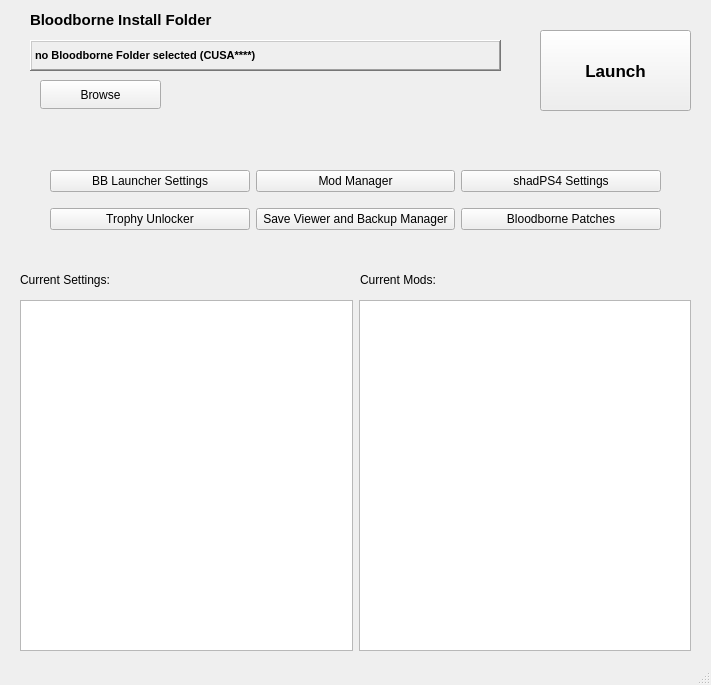
The window that modules/bblauncher.ui (rainmakerv3/BB_Launcher) describes before a commit, drawn with Qt 5.
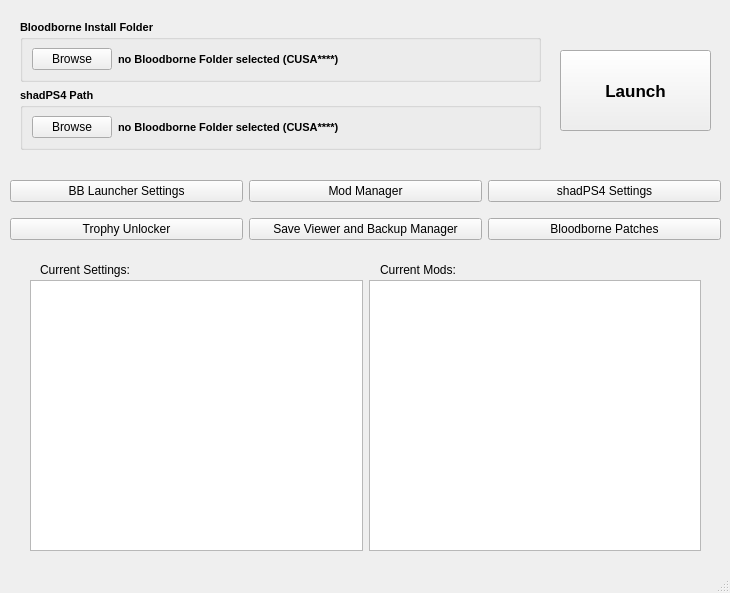
The same window after the commit.

Commit message:
Allow Linux users to reselect shad install path
nother fixup

```diff
--- a/modules/bblauncher.ui
+++ b/modules/bblauncher.ui
@@ -9,8 +9,8 @@
    <rect>
     <x>0</x>
     <y>0</y>
-    <width>711</width>
-    <height>685</height>
+    <width>730</width>
+    <height>593</height>
    </rect>
   </property>
   <property name="sizePolicy">
@@ -23,58 +23,11 @@
    <string>Bloodborne shadPS4 Launcher</string>
   </property>
   <widget class="QWidget" name="centralwidget">
-   <widget class="QLabel" name="ExeLabel">
-    <property name="geometry">
-     <rect>
-      <x>30</x>
-      <y>40</y>
-      <width>471</width>
-      <height>31</height>
-     </rect>
-    </property>
-    <property name="font">
-     <font>
-      <pointsize>8</pointsize>
-      <bold>true</bold>
-     </font>
-    </property>
-    <property name="layoutDirection">
-     <enum>Qt::LayoutDirection::LeftToRight</enum>
-    </property>
-    <property name="frameShape">
-     <enum>QFrame::Shape::WinPanel</enum>
-    </property>
-    <property name="frameShadow">
-     <enum>QFrame::Shadow::Raised</enum>
-    </property>
-    <property name="text">
-     <string>no Bloodborne Folder selected (CUSA****)</string>
-    </property>
-    <property name="alignment">
-     <set>Qt::AlignmentFlag::AlignLeading|Qt::AlignmentFlag::AlignLeft|Qt::AlignmentFlag::AlignVCenter</set>
-    </property>
-    <property name="wordWrap">
-     <bool>false</bool>
-    </property>
-   </widget>
-   <widget class="QPushButton" name="ExeSelectButton">
-    <property name="geometry">
-     <rect>
-      <x>40</x>
-      <y>80</y>
-      <width>121</width>
-      <height>29</height>
-     </rect>
-    </property>
-    <property name="text">
-     <string>Browse</string>
-    </property>
-   </widget>
    <widget class="QPushButton" name="LaunchButton">
     <property name="geometry">
      <rect>
-      <x>540</x>
-      <y>30</y>
+      <x>560</x>
+      <y>50</y>
       <width>151</width>
       <height>81</height>
      </rect>
@@ -92,8 +45,8 @@
    <widget class="QLabel" name="label">
     <property name="geometry">
      <rect>
-      <x>20</x>
-      <y>270</y>
+      <x>40</x>
+      <y>260</y>
       <width>131</width>
       <height>20</height>
      </rect>
@@ -105,8 +58,8 @@
    <widget class="QLabel" name="label_2">
     <property name="geometry">
      <rect>
-      <x>360</x>
-      <y>270</y>
+      <x>380</x>
+      <y>260</y>
       <width>131</width>
       <height>20</height>
      </rect>
@@ -118,10 +71,10 @@
    <widget class="QWidget" name="horizontalLayoutWidget_2">
     <property name="geometry">
      <rect>
-      <x>20</x>
-      <y>300</y>
+      <x>30</x>
+      <y>280</y>
       <width>671</width>
-      <height>351</height>
+      <height>271</height>
      </rect>
     </property>
     <layout class="QHBoxLayout" name="horizontalLayout_2">
@@ -175,9 +128,9 @@
    <widget class="QWidget" name="verticalLayoutWidget">
     <property name="geometry">
      <rect>
-      <x>50</x>
-      <y>160</y>
-      <width>611</width>
+      <x>10</x>
+      <y>170</y>
+      <width>711</width>
       <height>81</height>
      </rect>
     </property>
@@ -234,24 +187,175 @@
      </item>
     </layout>
    </widget>
-   <widget class="QLabel" name="InstallFolderLabel">
+   <widget class="QWidget" name="verticalLayoutWidget_2">
     <property name="geometry">
      <rect>
-      <x>30</x>
+      <x>20</x>
       <y>10</y>
-      <width>271</width>
-      <height>20</height>
+      <width>521</width>
+      <height>151</height>
      </rect>
     </property>
-    <property name="font">
-     <font>
-      <pointsize>11</pointsize>
-      <bold>true</bold>
-     </font>
-    </property>
-    <property name="text">
-     <string>Bloodborne Install Folder</string>
-    </property>
+    <layout class="QVBoxLayout" name="verticalLayout_2">
+     <item>
+      <spacer name="verticalSpacer">
+       <property name="orientation">
+        <enum>Qt::Vertical</enum>
+       </property>
+       <property name="sizeHint" stdset="0">
+        <size>
+         <width>20</width>
+         <height>40</height>
+        </size>
+       </property>
+      </spacer>
+     </item>
+     <item>
+      <layout class="QHBoxLayout" name="horizontalLayout_3">
+       <item>
+        <widget class="QGroupBox" name="BBInstallGroupBox">
+         <property name="sizePolicy">
+          <sizepolicy hsizetype="Preferred" vsizetype="Preferred">
+           <horstretch>0</horstretch>
+           <verstretch>0</verstretch>
+          </sizepolicy>
+         </property>
+         <property name="font">
+          <font>
+           <pointsize>8</pointsize>
+           <bold>true</bold>
+          </font>
+         </property>
+         <property name="title">
+          <string>Bloodborne Install Folder</string>
+         </property>
+         <layout class="QHBoxLayout" name="horizontalLayout_5">
+          <item>
+           <widget class="QPushButton" name="ExeSelectButton">
+            <property name="sizePolicy">
+             <sizepolicy hsizetype="Fixed" vsizetype="Fixed">
+              <horstretch>0</horstretch>
+              <verstretch>0</verstretch>
+             </sizepolicy>
+            </property>
+            <property name="font">
+             <font>
+              <pointsize>9</pointsize>
+              <bold>false</bold>
+             </font>
+            </property>
+            <property name="text">
+             <string>Browse</string>
+            </property>
+           </widget>
+          </item>
+          <item>
+           <widget class="QLabel" name="ExeLabel">
+            <property name="font">
+             <font>
+              <pointsize>8</pointsize>
+              <bold>true</bold>
+             </font>
+            </property>
+            <property name="layoutDirection">
+             <enum>Qt::LeftToRight</enum>
+            </property>
+            <property name="frameShape">
+             <enum>QFrame::NoFrame</enum>
+            </property>
+            <property name="text">
+             <string>no Bloodborne Folder selected (CUSA****)</string>
+            </property>
+            <property name="wordWrap">
+             <bool>false</bool>
+            </property>
+           </widget>
+          </item>
+         </layout>
+        </widget>
+       </item>
+      </layout>
+     </item>
+     <item>
+      <layout class="QHBoxLayout" name="horizontalLayout_6">
+       <item>
+        <widget class="QGroupBox" name="ShadInstallGroupBox">
+         <property name="sizePolicy">
+          <sizepolicy hsizetype="Preferred" vsizetype="Preferred">
+           <horstretch>0</horstretch>
+           <verstretch>0</verstretch>
+          </sizepolicy>
+         </property>
+         <property name="font">
+          <font>
+           <pointsize>8</pointsize>
+           <bold>true</bold>
+          </font>
+         </property>
+         <property name="title">
+          <string>shadPS4 Path</string>
+         </property>
+         <layout class="QHBoxLayout" name="horizontalLayout_7">
+          <item>
+           <widget class="QPushButton" name="ShadSelectButton">
+            <property name="sizePolicy">
+             <sizepolicy hsizetype="Fixed" vsizetype="Fixed">
+              <horstretch>0</horstretch>
+              <verstretch>0</verstretch>
+             </sizepolicy>
+            </property>
+            <property name="font">
+             <font>
+              <pointsize>9</pointsize>
+              <bold>false</bold>
+             </font>
+            </property>
+            <property name="text">
+             <string>Browse</string>
+            </property>
+           </widget>
+          </item>
+          <item>
+           <widget class="QLabel" name="ShadLabel">
+            <property name="font">
+             <font>
+              <pointsize>8</pointsize>
+              <bold>true</bold>
+             </font>
+            </property>
+            <property name="layoutDirection">
+             <enum>Qt::LeftToRight</enum>
+            </property>
+            <property name="frameShape">
+             <enum>QFrame::NoFrame</enum>
+            </property>
+            <property name="text">
+             <string>no Bloodborne Folder selected (CUSA****)</string>
+            </property>
+            <property name="wordWrap">
+             <bool>false</bool>
+            </property>
+           </widget>
+          </item>
+         </layout>
+        </widget>
+       </item>
+      </layout>
+     </item>
+     <item>
+      <spacer name="verticalSpacer_2">
+       <property name="orientation">
+        <enum>Qt::Vertical</enum>
+       </property>
+       <property name="sizeHint" stdset="0">
+        <size>
+         <width>20</width>
+         <height>40</height>
+        </size>
+       </property>
+      </spacer>
+     </item>
+    </layout>
    </widget>
   </widget>
   <widget class="QStatusBar" name="statusbar"/>
```
Left out of the diff: 10 changed lines with no effect on the pictures. The commit also changes 2 other files.
